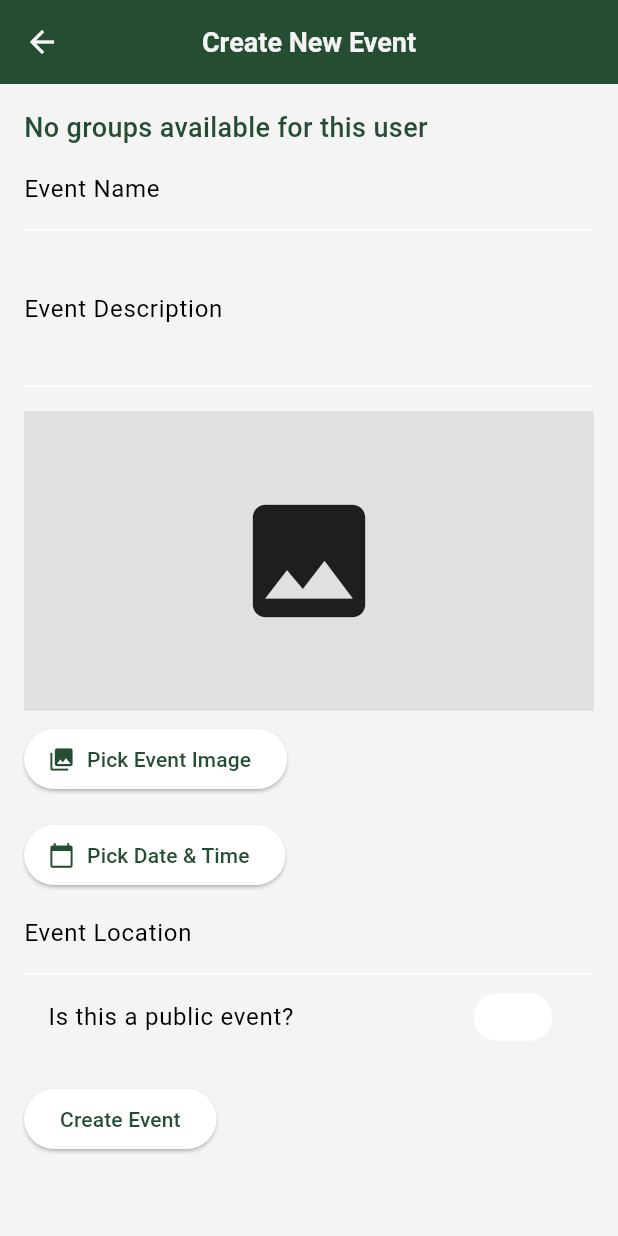
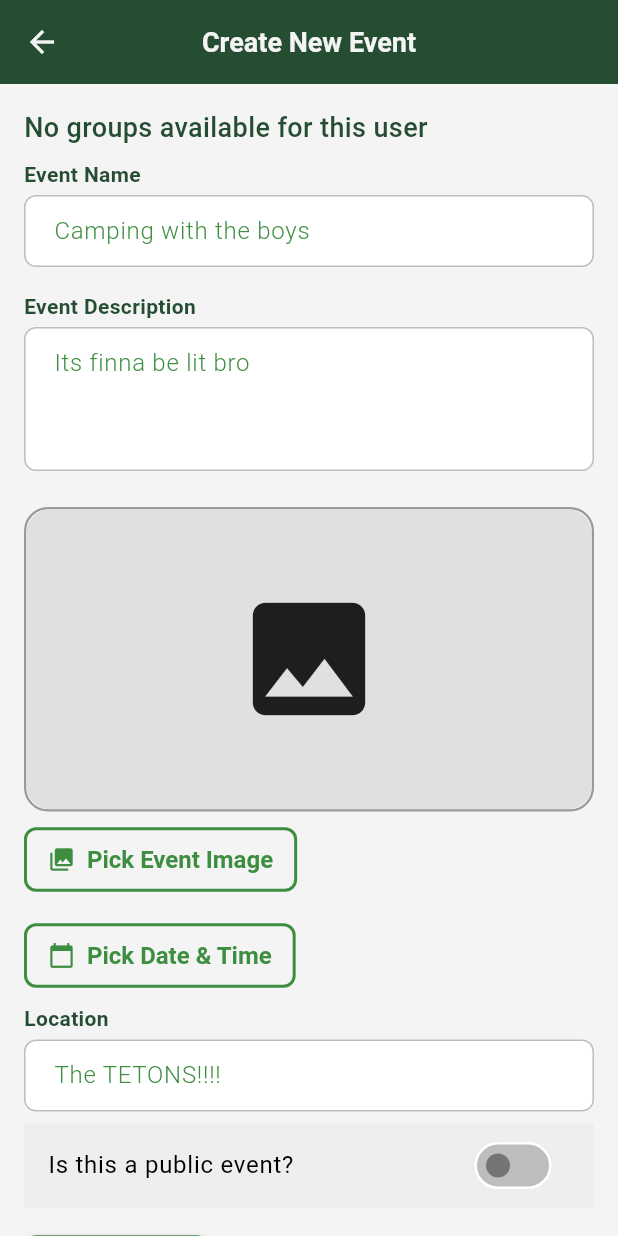
Before and after one commit to BryantVanOrden/campfire, a Flutter app: the CreateEventPage screen opened directly, on a phone screen of 412 x 824 dp. Run offline on Flutter 3.47's test engine with Material 3 defaults, Android fonts, the light colour scheme and no system bars; our stand-ins replace cloud_firestore, firebase_auth, firebase_core, firebase_database, firebase_storage, image_picker and 2 more; accounts and stored records are empty.

Commit message:
added some ui fixes

```diff
--- a/lib/shared_widets/create_event_page.dart
+++ b/lib/shared_widets/create_event_page.dart
@@ -1,9 +1,14 @@
+import 'package:campfire/shared_widets/custom_dropdown_form_field.dart';
+import 'package:campfire/shared_widets/custom_text_form_field.dart';
+import 'package:campfire/shared_widets/secondary_button.dart';
+import 'package:campfire/theme/app_colors.dart';
 import 'package:cloud_firestore/cloud_firestore.dart';
 import 'package:firebase_auth/firebase_auth.dart';
 import 'package:firebase_storage/firebase_storage.dart';
 import 'package:flutter/material.dart';
 import 'package:image_picker/image_picker.dart';
 import 'dart:io';
+import '../shared_widets/primary_button.dart';
 
 class CreateEventPage extends StatefulWidget {
   @override
@@ -189,12 +194,15 @@ class _CreateEventPageState extends State<CreateEventPage> {
           children: [
             // Group Dropdown
             if (userGroups.isNotEmpty)
-              DropdownButtonFormField<String>(
-                decoration: InputDecoration(labelText: 'Select Group'),
+              CustomDropdownFormField<String>(
+                labelText: 'Select Group', // Add labelText for the dropdown
+                hintText:
+                    'Gym Bros', // This replaces labelText as the placeholder
+                value: selectedGroupId, // The currently selected group ID
                 items: userGroups.map((group) {
                   return DropdownMenuItem(
                     value: group['id'],
-                    child: Text(group['name']!),
+                    child: Text(group['name']!), // Display the group name
                   );
                 }).toList(),
                 onChanged: (value) {
@@ -204,64 +212,81 @@ class _CreateEventPageState extends State<CreateEventPage> {
                         .firstWhere((group) => group['id'] == value)['name'];
                   });
                 },
-                value: selectedGroupId,
+                margin: EdgeInsets.symmetric(
+                    vertical: 12), // Optional: Add margin if needed
               )
             else
               Text('No groups available for this user'),
 
             // Event Name
-            TextFormField(
+            CustomTextFormField(
               controller: _eventNameController,
-              decoration: InputDecoration(labelText: 'Event Name'),
+              labelText: 'Event Name', // Add labelText for the input
+              hintText: 'Camping with the boys',
             ),
 
             // Event Description
-            TextFormField(
+            CustomTextFormField(
               controller: _eventDescriptionController,
-              decoration: InputDecoration(labelText: 'Event Description'),
+              labelText: 'Event Description', // Add labelText for the input
+              hintText: 'Its finna be lit bro',
               maxLines: 3,
             ),
 
             // Event Image Picker
             SizedBox(height: 16),
-            if (eventImage != null)
-              Image.file(
+            Container(
+              decoration: BoxDecoration(
+                border: Border.all(
+                  color: AppColors.lightGrey,
+                  width: 1.5,
+                ),
+                borderRadius: BorderRadius.circular(
+                    16),
+              ),
+              child: ClipRRect(
+                borderRadius: BorderRadius.circular(
+                    16),
+                child: eventImage != null
+                    ? Image.file(
                         eventImage!,
                         width: double.infinity,
                         height: 200,
                         fit: BoxFit.cover,
                       )
-            else
-              Container(
+                    : Container(
                         width: double.infinity,
                         height: 200,
                         color: Colors.grey[300],
                         child: Icon(Icons.image, size: 100),
                       ),
+              ),
+            ),
+
             SizedBox(height: 8),
-            ElevatedButton.icon(
+            SecondaryButton(
               onPressed: _pickEventImage,
-              icon: Icon(Icons.photo_library),
-              label: Text('Pick Event Image'),
+              text: 'Pick Event Image',
+              icon: Icons.photo_library,
             ),
 
             // Date Time Picker
             SizedBox(height: 16),
-            ElevatedButton.icon(
+            SecondaryButton(
               onPressed: _selectDateTime,
-              icon: Icon(Icons.calendar_today),
-              label: Text(eventDateTime == null
+              text: eventDateTime == null
                   ? 'Pick Date & Time'
-                  : 'Date: ${eventDateTime?.toLocal()}'),
+                  : 'Date: ${eventDateTime?.toLocal()}',
+              icon: Icons.calendar_today,
             ),
 
             // Location
-            TextFormField(
+            CustomTextFormField(
               controller: _locationController,
-              decoration: InputDecoration(labelText: 'Event Location'),
+              labelText: 'Location',
+              hintText: 'The TETONS!!!!',
             ),
 
-            // Public or Group Event Toggle
             SwitchListTile(
               title: Text('Is this a public event?'),
               value: isPublicEvent,
@@ -270,13 +295,23 @@ class _CreateEventPageState extends State<CreateEventPage> {
                   isPublicEvent = value;
                 });
               },
+              tileColor: Colors
+                  .grey.shade200,
+              inactiveTrackColor:
+                  Colors.grey.shade400,
+              inactiveThumbColor:
+                  Colors.grey.shade600,
+              activeColor:
+                  AppColors.mediumGreen,
+              activeTrackColor:
+                  AppColors.lightGreen,
             ),
 
             // Create Event Button
             SizedBox(height: 16),
-            ElevatedButton(
+            PrimaryButton(
               onPressed: _createEvent,
-              child: Text('Create Event'),
+              text: 'Create Event',
             ),
           ],
         ),
--- /dev/null
+++ b/lib/shared_widets/custom_text_form_field.dart
@@ -0,0 +1,88 @@
+import 'package:flutter/material.dart';
+import '../theme/app_colors.dart';
+
+class CustomTextFormField extends StatelessWidget {
+  final String hintText;
+  final String? labelText; // Add optional labelText
+  final TextEditingController? controller;
+  final bool obscureText;
+  final TextInputType keyboardType;
+  final int maxLines;
+  final EdgeInsets? margin; // Optional margin
+
+  const CustomTextFormField({
+    Key? key,
+    required this.hintText,
+    this.labelText, // Make the labelText optional
+    this.controller,
+    this.obscureText = false,
+    this.keyboardType = TextInputType.text,
+    this.maxLines = 1, // Default to 1 line
+    this.margin, // Default margin is null (no margin)
+  }) : super(key: key);
+
+  @override
+  Widget build(BuildContext context) {
+    return Container(
+      margin: margin ?? EdgeInsets.symmetric(vertical: 8), // Apply margin if provided
+      child: Column(
+        crossAxisAlignment: CrossAxisAlignment.start, // Align the label to the start
+        children: [
+          if (labelText != null) // Show label if provided
+            Padding(
+              padding: const EdgeInsets.only(bottom: 4.0), // Small space between label and input
+              child: Text(
+                labelText!,
+                style: TextStyle(
+                  color: AppColors.darkGreen, // Dark green label color
+                  fontSize: 14, // Label font size
+                  fontWeight: FontWeight.w600, // Label font weight
+                ),
+              ),
+            ),
+          TextFormField(
+            controller: controller,
+            obscureText: obscureText,
+            keyboardType: keyboardType,
+            maxLines: maxLines,
+            style: TextStyle(
+              color: Colors.black, // Text color for the input
+              fontSize: 16,
+            ),
+            decoration: InputDecoration(
+              hintText: hintText,
+              hintStyle: TextStyle(
+                color: AppColors.mediumGreen, // Placeholder color
+                fontWeight: FontWeight.w300, // Thin placeholder text
+              ),
+              filled: true,
+              fillColor: Colors.white, // White background
+              contentPadding: EdgeInsets.symmetric(horizontal: 16, vertical: 12),
+              enabledBorder: OutlineInputBorder(
+                borderRadius: BorderRadius.circular(8),
+                borderSide: BorderSide(
+                  color: Colors.grey.shade400, // Light gray border
+                  width: 1.0,
+                ),
+              ),
+              focusedBorder: OutlineInputBorder(
+                borderRadius: BorderRadius.circular(8),
+                borderSide: BorderSide(
+                  color: AppColors.mediumGreen, // Green border when focused
+                  width: 1.5,
+                ),
+              ),
+              border: OutlineInputBorder(
+                borderRadius: BorderRadius.circular(8),
+                borderSide: BorderSide(
+                  color: Colors.grey.shade400,
+                  width: 1.0,
+                ),
+              ),
+            ),
+          ),
+        ],
+      ),
+    );
+  }
+}
--- /dev/null
+++ b/lib/shared_widets/primary_button.dart
@@ -0,0 +1,56 @@
+// lib/widgets/primary_button.dart
+import 'package:flutter/material.dart';
+import '../theme/app_colors.dart'; // Import the AppColors
+
+class PrimaryButton extends StatelessWidget {
+  final VoidCallback onPressed;
+  final String text;
+  final IconData? icon;
+
+  const PrimaryButton({
+    Key? key,
+    required this.onPressed,
+    required this.text,
+    this.icon,
+  }) : super(key: key);
+
+  @override
+  Widget build(BuildContext context) {
+    return ElevatedButton(
+      onPressed: onPressed,
+      style: ButtonStyle(
+        backgroundColor: WidgetStateProperty.resolveWith<Color>(
+          (Set<WidgetState> states) {
+            if (states.contains(WidgetState.pressed)) {
+              return AppColors.activeGreen; // Active state color
+            }
+            return AppColors.mediumGreen; // Default background color
+          },
+        ),
+        foregroundColor: WidgetStateProperty.all(Colors.white), // Text color
+        padding: WidgetStateProperty.all(
+          EdgeInsets.symmetric(horizontal: 16, vertical: 12),
+        ),
+        textStyle: WidgetStateProperty.all(
+          TextStyle(fontSize: 16, fontWeight: FontWeight.bold),
+        ),
+        elevation: WidgetStateProperty.all(3),
+        shape: WidgetStateProperty.all(
+          RoundedRectangleBorder(
+            borderRadius: BorderRadius.circular(8),
+          ),
+        ),
+      ),
+      child: icon != null
+          ? Row(
+              mainAxisSize: MainAxisSize.min,
+              children: [
+                Icon(icon),
+                SizedBox(width: 8),
+                Text(text),
+              ],
+            )
+          : Text(text),
+    );
+  }
+}
--- /dev/null
+++ b/lib/shared_widets/secondary_button.dart
@@ -0,0 +1,50 @@
+// lib/widgets/secondary_button.dart
+import 'package:flutter/material.dart';
+import '../theme/app_colors.dart';
+
+class SecondaryButton extends StatelessWidget {
+  final VoidCallback onPressed;
+  final String text;
+  final IconData? icon;
+
+  const SecondaryButton({
+    Key? key,
+    required this.onPressed,
+    required this.text,
+    this.icon,
+  }) : super(key: key);
+
+  @override
+  Widget build(BuildContext context) {
+    return OutlinedButton(
+      onPressed: onPressed,
+      style: ButtonStyle(
+        side: WidgetStateProperty.all(
+          BorderSide(color: AppColors.mediumGreen, width: 2),
+        ),
+        foregroundColor: WidgetStateProperty.all(AppColors.mediumGreen), // Text color
+        padding: WidgetStateProperty.all(
+          EdgeInsets.symmetric(horizontal: 16, vertical: 12),
+        ),
+        textStyle: WidgetStateProperty.all(
+          TextStyle(fontSize: 16, fontWeight: FontWeight.bold),
+        ),
+        shape: WidgetStateProperty.all(
+          RoundedRectangleBorder(
+            borderRadius: BorderRadius.circular(8),
+          ),
+        ),
+      ),
+      child: icon != null
+          ? Row(
+              mainAxisSize: MainAxisSize.min,
+              children: [
+                Icon(icon, color: AppColors.mediumGreen),
+                SizedBox(width: 8),
+                Text(text),
+              ],
+            )
+          : Text(text),
+    );
+  }
+}
--- a/lib/theme/app_colors.dart
+++ b/lib/theme/app_colors.dart
@@ -3,7 +3,9 @@ import 'package:flutter/material.dart';
 class AppColors {
   static const Color darkGreen = Color(0xFF254D32);  // Rich forest green
   static const Color mediumGreen = Color(0xFF3E8E41);  // Soft, nature green
+  static const Color activeGreen = Color.fromARGB(255, 164, 224, 166);
   static const Color lightGreen = Color(0xFFB2D8B5);  // Light, minty green
+  static const Color lightGrey = Color.fromARGB(255, 154, 153, 153);  // Dark grey
   static const Color brown = Color(0xFF6D4C41);  // Warm, earthy brown
   static const Color offWhite = Color(0xFFF4F4F4);  // Soft, natural white
   static const Color red = Color(0xFFD22921);  // Accent red for buttons
```
Also changed, not shown: lib/home/home_pages/feed_page.dart (+90 -36 lines), lib/shared_widets/custom_dropdown_form_field.dart (added, +106 -0 lines), lib/shared_widets/edit_event_page.dart (+78 -24 lines). Lines whose indentation alone changed are shown as unchanged.
